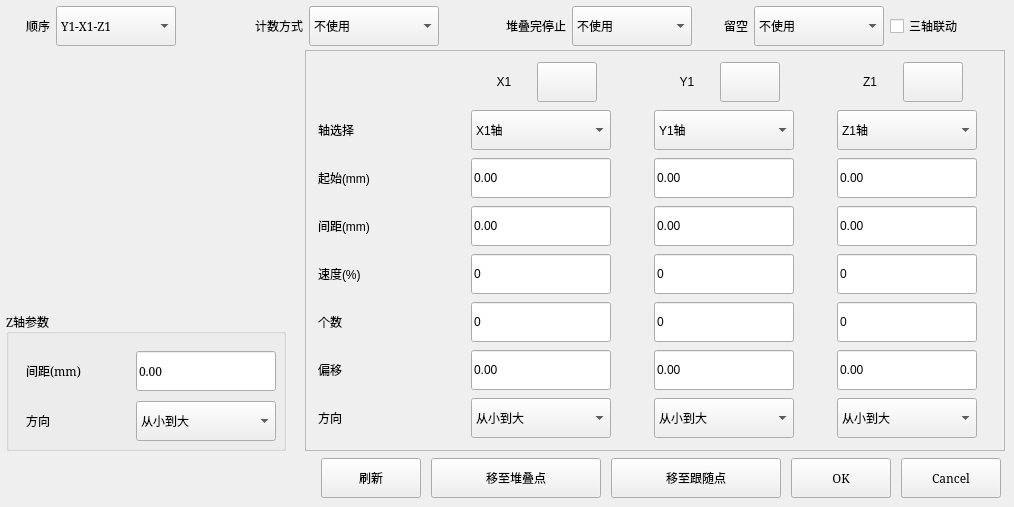
Qt form dialogs/stackedit.ui (Jade-yun/MachineTool) before a commit.
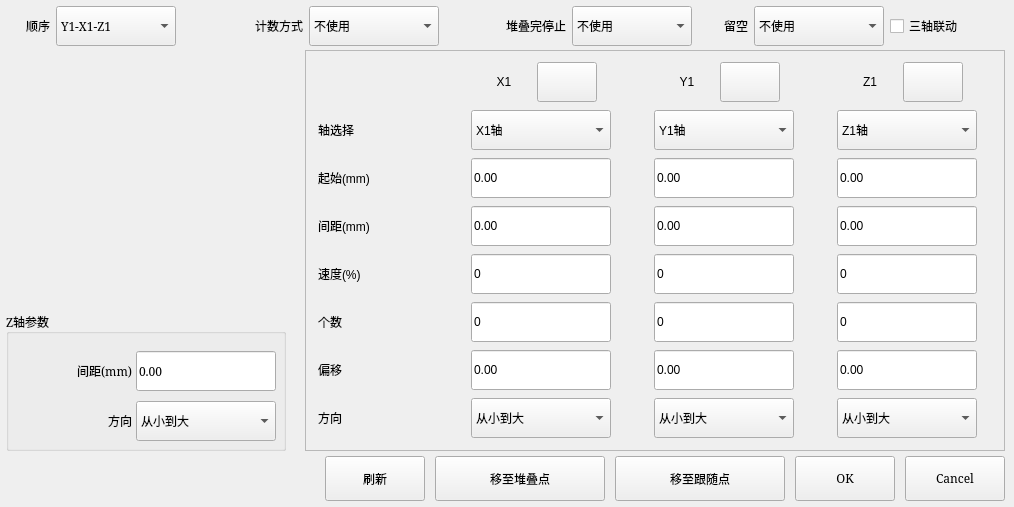
The same form after that commit. Icons and pictures are not drawn. Custom widgets are drawn as their Qt base class.

What changed in the file:
```diff
--- a/dialogs/stackedit.ui
+++ b/dialogs/stackedit.ui
@@ -119,9 +119,9 @@
    <widget class="QLabel" name="labDirect">
     <property name="geometry">
      <rect>
-      <x>20</x>
+      <x>5</x>
       <y>90</y>
-      <width>111</width>
+      <width>121</width>
       <height>40</height>
      </rect>
     </property>
@@ -140,6 +140,9 @@
     <property name="text">
      <string>方向</string>
     </property>
+    <property name="alignment">
+     <set>Qt::AlignRight|Qt::AlignTrailing|Qt::AlignVCenter</set>
+    </property>
    </widget>
    <widget class="NumberEdit" name="editIntervalDis">
     <property name="geometry">
@@ -169,9 +172,9 @@
    <widget class="QLabel" name="labIntervalDis">
     <property name="geometry">
      <rect>
-      <x>20</x>
+      <x>5</x>
       <y>40</y>
-      <width>111</width>
+      <width>121</width>
       <height>40</height>
      </rect>
     </property>
@@ -190,6 +193,9 @@
     <property name="text">
      <string>间距(mm)</string>
     </property>
+    <property name="alignment">
+     <set>Qt::AlignRight|Qt::AlignTrailing|Qt::AlignVCenter</set>
+    </property>
    </widget>
   </widget>
   <widget class="QLabel" name="labGif">
@@ -1497,8 +1503,8 @@
     <rect>
      <x>180</x>
      <y>450</y>
-     <width>821</width>
-     <height>51</height>
+     <width>831</width>
+     <height>57</height>
     </rect>
    </property>
    <layout class="QHBoxLayout" name="hLayoutBottomBtn">
@@ -1508,8 +1514,11 @@
     <property name="topMargin">
      <number>6</number>
     </property>
+    <property name="rightMargin">
+     <number>6</number>
+    </property>
     <property name="bottomMargin">
-     <number>1</number>
+     <number>6</number>
     </property>
     <item>
      <spacer name="horizontalSpacer">
@@ -1532,13 +1541,13 @@
       <property name="minimumSize">
        <size>
         <width>100</width>
-        <height>40</height>
+        <height>45</height>
        </size>
       </property>
       <property name="maximumSize">
        <size>
         <width>100</width>
-        <height>40</height>
+        <height>45</height>
        </size>
       </property>
       <property name="font">
@@ -1571,13 +1580,13 @@
       <property name="minimumSize">
        <size>
         <width>170</width>
-        <height>40</height>
+        <height>45</height>
        </size>
       </property>
       <property name="maximumSize">
        <size>
         <width>170</width>
-        <height>40</height>
+        <height>45</height>
        </size>
       </property>
       <property name="font">
@@ -1606,13 +1615,13 @@
       <property name="minimumSize">
        <size>
         <width>170</width>
-        <height>40</height>
+        <height>45</height>
        </size>
       </property>
       <property name="maximumSize">
        <size>
         <width>170</width>
-        <height>40</height>
+        <height>45</height>
        </size>
       </property>
       <property name="font">
@@ -1641,13 +1650,13 @@
       <property name="minimumSize">
        <size>
         <width>100</width>
-        <height>40</height>
+        <height>45</height>
        </size>
       </property>
       <property name="maximumSize">
        <size>
         <width>100</width>
-        <height>40</height>
+        <height>45</height>
        </size>
       </property>
       <property name="font">
@@ -1673,13 +1682,13 @@
       <property name="minimumSize">
        <size>
         <width>100</width>
-        <height>40</height>
+        <height>45</height>
        </size>
       </property>
       <property name="maximumSize">
        <size>
         <width>100</width>
-        <height>40</height>
+        <height>45</height>
        </size>
       </property>
       <property name="font">
```
